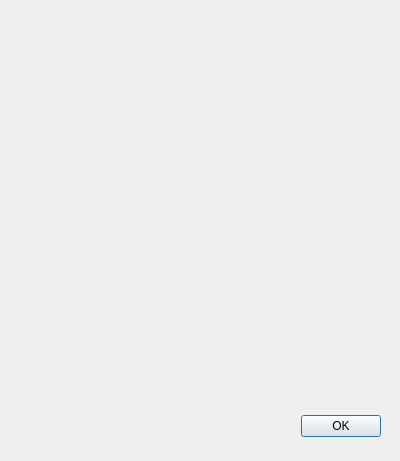
The window that qt/dlg_about.ui (gem/sidd) describes before a commit, drawn with Qt 5.
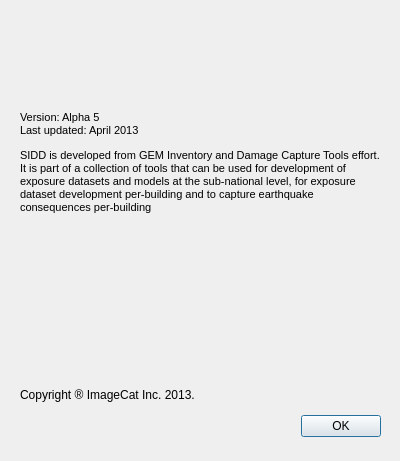
The same window after the commit. Icons and pictures are not drawn.

Commit message: updates - created new sets of operators *ToGrid   ZoneToGrid: create grids from zone with building count   FootprintZoneToGrid: create grid from footprint and zone. if zone has building count > footprint count,                        additional building count in zone is distributed out according to area                        (leftover from total-footprint area) - added test cases - deprecated following operators   GridWriter, GridFromRegionWriter, ExposureGeometryWriter, FootprintAggregator, ZoneGridMerger, ZoneFootprintMerger   will delete in next commit along with their test cases

Patch:
```diff
--- a/qt/dlg_about.ui
+++ b/qt/dlg_about.ui
@@ -54,6 +54,14 @@
      <height>151</height>
     </rect>
    </property>
+   <property name="text">
+    <string>&lt;!DOCTYPE HTML PUBLIC &quot;-//W3C//DTD HTML 4.0//EN&quot; &quot;http://www.w3.org/TR/REC-html40/strict.dtd&quot;&gt;
+&lt;html&gt;&lt;head&gt;&lt;meta name=&quot;qrichtext&quot; content=&quot;1&quot; /&gt;&lt;style type=&quot;text/css&quot;&gt;
+p, li { white-space: pre-wrap; }
+&lt;/style&gt;&lt;/head&gt;&lt;body style=&quot; font-family:'MS Shell Dlg 2'; font-size:8.25pt; font-weight:400; font-style:normal;&quot;&gt;
+&lt;p style=&quot; margin-top:12px; margin-bottom:12px; margin-left:0px; margin-right:0px; -qt-block-indent:0; text-indent:0px;&quot;&gt;Version: Alpha 5&lt;br /&gt;Last updated: April 2013 &lt;/p&gt;
+&lt;p style=&quot; margin-top:12px; margin-bottom:12px; margin-left:0px; margin-right:0px; -qt-block-indent:0; text-indent:0px;&quot;&gt;SIDD is developed from GEM Inventory and Damage Capture Tools effort. It is part of a collection of tools that can be used for development of exposure datasets and models at the sub-national level, for exposure dataset development per-building and to capture earthquake consequences per-building &lt;/p&gt;&lt;/body&gt;&lt;/html&gt;</string>
+   </property>
    <property name="alignment">
     <set>Qt::AlignLeading|Qt::AlignLeft|Qt::AlignTop</set>
    </property>
@@ -102,6 +110,9 @@
      <height>31</height>
     </rect>
    </property>
+   <property name="text">
+    <string>&lt;p&gt;Copyright &amp;reg; ImageCat Inc. 2013.&lt;/p&gt;</string>
+   </property>
   </widget>
  </widget>
  <resources>
```
Left out of the diff: 2 changed lines with no effect on the pictures. The commit also changes 75 other files.
